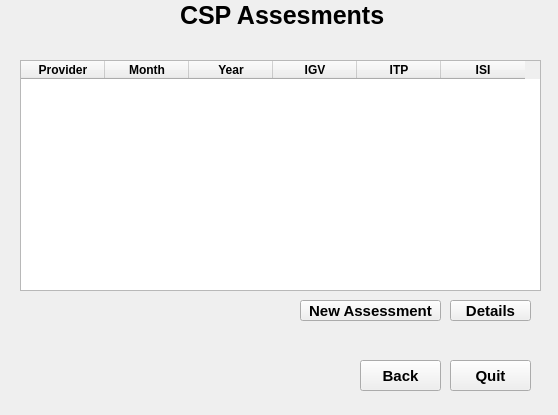
Above: ui/StatusAPIUX_avaliador.ui from FTACSP/prototype before the change. Below: the same form after it.
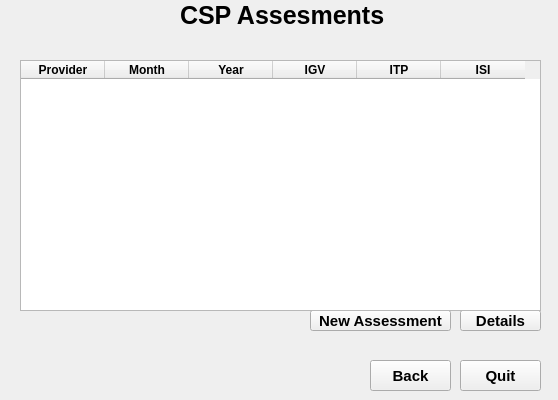
That is the form after the change.

What changed in the file:
```diff
--- a/ui/StatusAPIUX_avaliador.ui
+++ b/ui/StatusAPIUX_avaliador.ui
@@ -10,7 +10,7 @@
     <x>0</x>
     <y>0</y>
     <width>558</width>
-    <height>415</height>
+    <height>400</height>
    </rect>
   </property>
   <property name="sizePolicy">
@@ -22,7 +22,7 @@
   <property name="maximumSize">
    <size>
     <width>558</width>
-    <height>415</height>
+    <height>400</height>
    </size>
   </property>
   <property name="windowTitle">
@@ -44,8 +44,8 @@
    <widget class="QPushButton" name="botao_1">
     <property name="geometry">
      <rect>
-      <x>300</x>
-      <y>300</y>
+      <x>310</x>
+      <y>310</y>
       <width>141</width>
       <height>21</height>
      </rect>
@@ -67,8 +67,8 @@
    <widget class="QPushButton" name="botao_3">
     <property name="geometry">
      <rect>
-      <x>450</x>
-      <y>300</y>
+      <x>460</x>
+      <y>310</y>
       <width>81</width>
       <height>21</height>
      </rect>
@@ -158,7 +158,7 @@
       <x>20</x>
       <y>60</y>
       <width>521</width>
-      <height>231</height>
+      <height>251</height>
      </rect>
     </property>
     <property name="sizePolicy">
@@ -279,7 +279,7 @@
    <widget class="QPushButton" name="botao_4">
     <property name="geometry">
      <rect>
-      <x>360</x>
+      <x>370</x>
       <y>360</y>
       <width>81</width>
       <height>31</height>
@@ -302,7 +302,7 @@
    <widget class="QPushButton" name="botao_5">
     <property name="geometry">
      <rect>
-      <x>450</x>
+      <x>460</x>
       <y>360</y>
       <width>81</width>
       <height>31</height>
```
